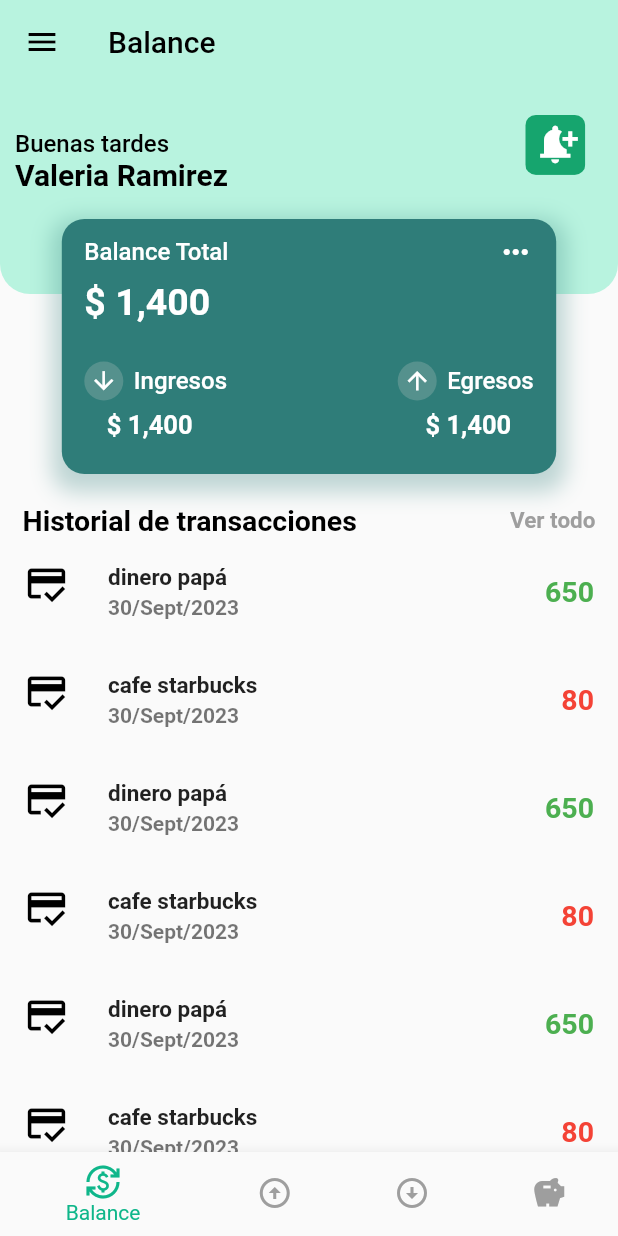
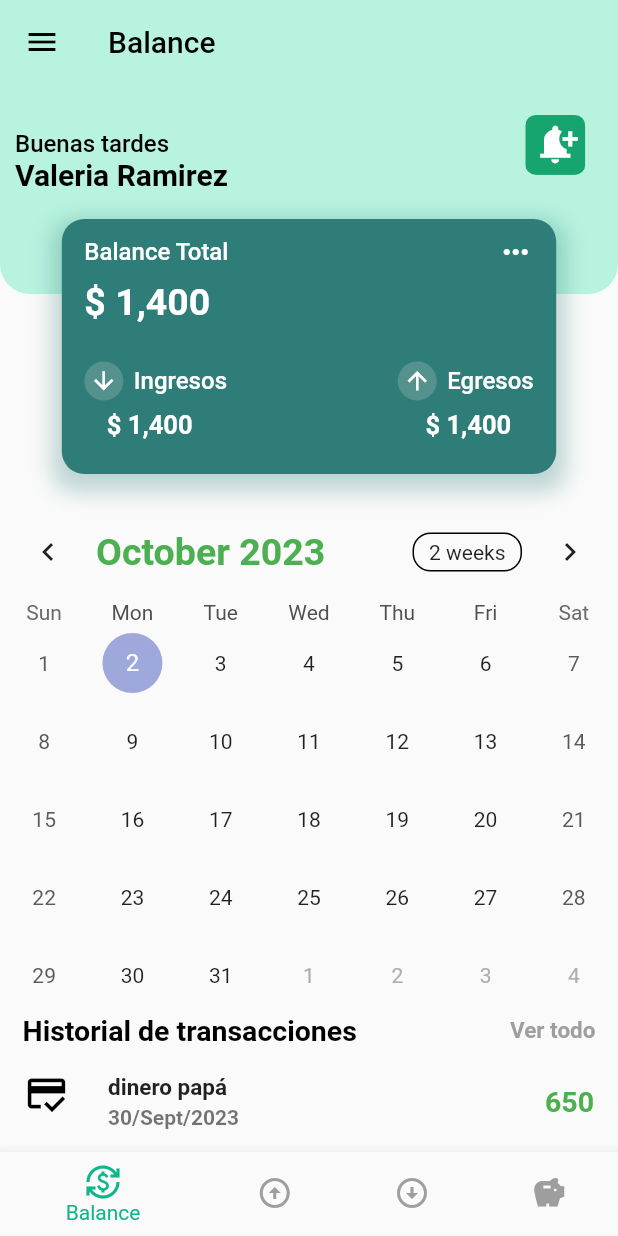
Before and after one commit to valrmzl/ProyectoMovilesVNS, a Flutter app: the screen it shows after launch, on a phone screen of 412 x 824 dp. Run offline on Flutter 3.47's test engine with Material 2 defaults, Android fonts, the phone set to English and light mode, and no system bars; drawn by our look-alikes of table_calendar; our stand-ins replace carousel_slider, flutter_vector_icons.

Commit message:
calendario en el balance

```diff
--- a/lib/Screens/balance.dart
+++ b/lib/Screens/balance.dart
@@ -2,10 +2,17 @@ import 'package:flutter/material.dart';
 import 'package:carousel_slider/carousel_slider.dart';
 import 'package:proyecto_vsn/Screens/calendar.dart';
 import 'package:proyecto_vsn/data/list_dummy.dart';
+import 'package:table_calendar/table_calendar.dart';
 
-class Balance extends StatelessWidget {
+class Balance extends StatefulWidget {
   const Balance({Key? key}) : super(key: key);
 
+  @override
+  State<Balance> createState() => _BalanceState();
+}
+
+class _BalanceState extends State<Balance> {
+  DateTime? selectedDay;
   @override
   Widget build(BuildContext context) {
     return Scaffold(
@@ -13,8 +20,15 @@ class Balance extends StatelessWidget {
           child: CustomScrollView(
         slivers: [
           SliverToBoxAdapter(
-            child: SizedBox(height: 280, child: _head(context)),
+            child: SizedBox(
+              height: 280, child: _head(context)
+              ),
           ),
+          SliverToBoxAdapter(
+            child: Calendar()
+          ),
+
+
 
           SliverToBoxAdapter(
             child: Padding(
@@ -22,6 +36,7 @@ class Balance extends StatelessWidget {
               child: Row(
                   mainAxisAlignment: MainAxisAlignment.spaceBetween,
                   children: [
+
                     Text("Historial de transacciones",
                         style: TextStyle(
                             fontWeight: FontWeight.w600,
@@ -32,6 +47,7 @@ class Balance extends StatelessWidget {
                             fontWeight: FontWeight.w600,
                             fontSize: 15,
                             color: Colors.grey)),
+
 
                   ]),
             ),
@@ -253,11 +269,14 @@ class Balance extends StatelessWidget {
                             fontWeight: FontWeight.w600,
                             fontSize: 17,
                             color: Colors.white)),
+
                   ],
                 ),
+
               )
             ]),
           ),
+
         )
       ],
     );
--- a/lib/Screens/calendar.dart
+++ b/lib/Screens/calendar.dart
@@ -1,20 +1,51 @@
 import 'package:flutter/material.dart';
+import 'package:flutter/material.dart';
+import 'package:table_calendar/table_calendar.dart';
 
-class Calendar extends StatelessWidget {
-  const Calendar({super.key});
+
+
+class Calendar extends StatefulWidget {
+  const Calendar({Key? key}) : super(key: key);
+
+  @override
+  State<Calendar> createState() => _CalendarState();
+}
+
+class _CalendarState extends State<Calendar> {
+  DateTime? selectedDay; // Agrega una variable para el día seleccionado
 
   @override
   Widget build(BuildContext context) {
-    return MaterialApp(
-      title: 'Material App',
-      home: Scaffold(
-        appBar: AppBar(
-          title: const Text('Calendar'),
-        ),
-        body: const Center(
-          child: Text('Hello World'),
-        ),
-      ),
-    );
+    return
+         SafeArea(
+          child: TableCalendar(
+            firstDay: DateTime.utc(2022, 01, 01),
+            lastDay: DateTime.utc(2032, 01, 01),
+            focusedDay: DateTime.now(),
+            headerStyle: HeaderStyle(
+              titleTextStyle: TextStyle(fontSize: 25, color: Colors.green, fontWeight: FontWeight.bold),
+            ),
+            selectedDayPredicate: (DateTime day) {
+              // Personaliza el color del día seleccionado aquí
+              return isSameDay(selectedDay, day); // Cambia el color solo para el día seleccionado
+            },
+            onDaySelected: (selected, focused) {
+              setState(() {
+                selectedDay = selected; // Actualiza el día seleccionado
+              });
+            },
+            calendarStyle: CalendarStyle(
+              selectedDecoration: BoxDecoration(
+                color: selectedDay != null ? Colors.blue : Colors.transparent, // Cambia el color del día seleccionado aquí
+                shape: BoxShape.circle, // Opcional: puedes personalizar la forma
+              ),
+              selectedTextStyle: TextStyle(
+                color: Colors.white, // Opcional: cambia el color del texto en el día seleccionado
+              ),
+            ),
+          ),
+        );
+
+
   }
 }
--- a/lib/data/list_dummy.dart
+++ b/lib/data/list_dummy.dart
@@ -16,5 +16,5 @@ List<money> geter(){
   cafe.fee = '80';
   cafe.icono =Icons.credit_score_outlined;
   cafe.tipo=false;
-  return [dad,cafe, dad, cafe, dad, cafe];
+  return [dad,cafe, dad, cafe, dad, cafe, dad, cafe, dad, cafe];
 }
--- a/lib/main.dart
+++ b/lib/main.dart
@@ -3,7 +3,7 @@ import 'package:proyecto_vsn/Screens/create_account.dart';
 import 'package:proyecto_vsn/Screens/login_page.dart';
 import 'package:proyecto_vsn/Screens/home_page.dart';
 import 'package:proyecto_vsn/Screens/welcome.dart';
-import 'package:proyecto_vsn/calendar.dart';
+import 'package:proyecto_vsn/Screens/calendar.dart';
 
 void main() => runApp(
   MaterialApp(
```
Also changed, not shown: lib/calendar.dart (deleted, +0 -53 lines).
